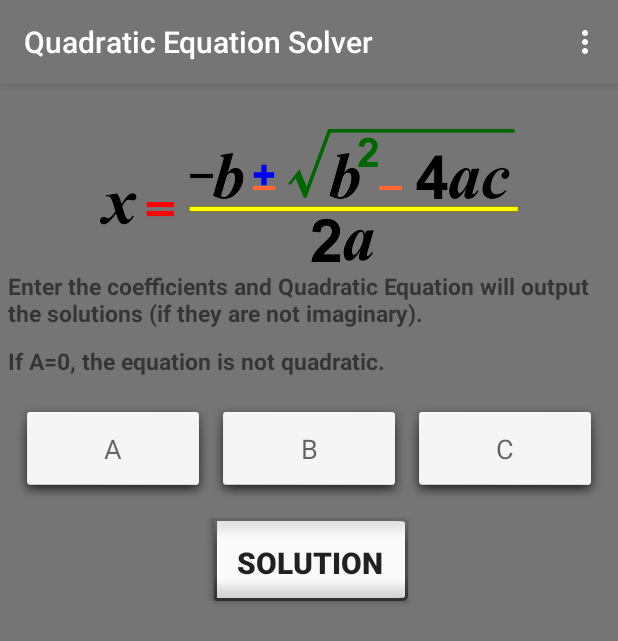
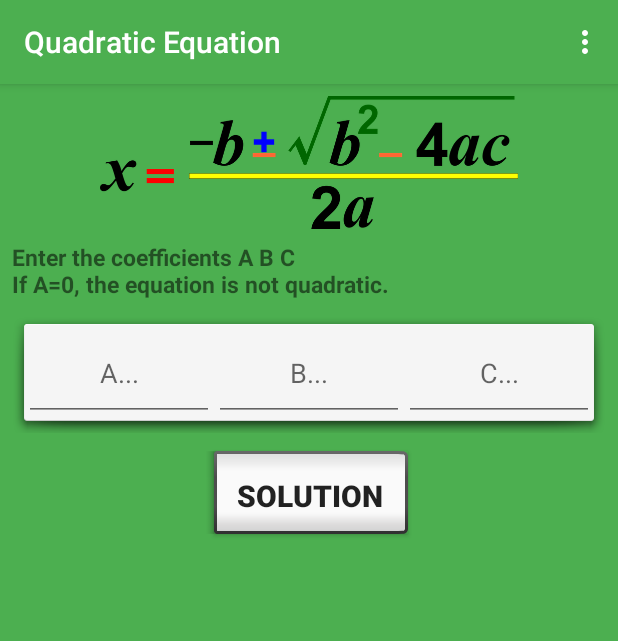
Before and after one commit to M7edshin/android-quadratic-equation-solver-app, an Android app: the screen it shows after launch (MainActivity), on a phone screen of 412 x 824 dp. Shown: the top 641 px of the screen. Run offline under Robolectric (Android 15) with nearby library versions, the phone set to English and light mode, and no system bars; our stand-ins replace AdMob.

Commit message:
UI improvements Code clean

```diff
--- a/app/build.gradle
+++ b/app/build.gradle
@@ -8,8 +8,8 @@ android {
         applicationId "shahin.simplequadraticsolver"
         minSdkVersion 16
         targetSdkVersion 25
-        versionCode 5
-        versionName "1.4"
+        versionCode 6
+        versionName "1.5"
     }
     buildTypes {
         release {
@@ -28,7 +28,7 @@ dependencies {
     compile 'com.google.firebase:firebase-core:11.2.0'
     compile 'com.google.firebase:firebase-ads:11.2.0'
     compile 'com.google.android.gms:play-services-ads:11.2.0'
-
+    compile 'com.android.support.constraint:constraint-layout:1.0.2'
 
 }
 apply plugin: 'com.google.gms.google-services'
--- a/app/src/main/AndroidManifest.xml
+++ b/app/src/main/AndroidManifest.xml
@@ -13,7 +13,6 @@
         <activity
             android:label="@string/app_name"
             android:name=".MainActivity"
-            android:configChanges="orientation|screenSize"
             android:screenOrientation="portrait">
             <intent-filter>
                 <action android:name="android.intent.action.MAIN" />
--- a/app/src/main/java/shahin/simplequadraticsolver/MainActivity.java
+++ b/app/src/main/java/shahin/simplequadraticsolver/MainActivity.java
@@ -28,7 +28,6 @@ public class MainActivity extends AppCompatActivity {
     MediaPlayer mPlayer;
     Button btnRound;
     LinearLayout linearLayout_extra;
-    private AdView mAdView;
 
     //Variable Declaration
     double sol1, sol2;
@@ -57,7 +56,7 @@ public class MainActivity extends AppCompatActivity {
 
         MobileAds.initialize(this, "ca-app-pub-1885749404874590~5960525662");
 
-        mAdView = (AdView) findViewById(R.id.adView);
+        AdView mAdView = (AdView) findViewById(R.id.adView);
         AdRequest adRequest = new AdRequest.Builder().build();
         mAdView.loadAd(adRequest);
 
@@ -74,8 +73,8 @@ public class MainActivity extends AppCompatActivity {
     public boolean onOptionsItemSelected(MenuItem item) {
         switch (item.getItemId()) {
 
-            case R.id.action_rate:
-                rateApp();
+            case R.id.action_report_suggest:
+                sendEmail(getString(R.string.action_suggestion));
                 return true;
 
             case R.id.action_equation_info:
@@ -85,15 +84,6 @@ public class MainActivity extends AppCompatActivity {
                 if (intent.resolveActivity(getPackageManager()) != null) {
                     startActivity(intent);
                 }
-                return true;
-
-            case R.id.action_report_suggest:
-                sendEmail("Suggest a feature, recommendation or report a bug");
-                return true;
-
-            case R.id.action_exit:
-                finish();
-                System.exit(0);
                 return true;
         }
         return super.onOptionsItemSelected(item);
--- a/app/src/main/res/layout/activity_main.xml
+++ b/app/src/main/res/layout/activity_main.xml
@@ -1,12 +1,13 @@
 <?xml version="1.0" encoding="utf-8"?>
 
-<LinearLayout xmlns:android="http://schemas.android.com/apk/res/android"
+<android.support.constraint.ConstraintLayout xmlns:android="http://schemas.android.com/apk/res/android"
+    xmlns:app="http://schemas.android.com/apk/res-auto"
     xmlns:tools="http://schemas.android.com/tools"
     android:layout_width="match_parent"
     android:layout_height="match_parent"
     android:orientation="vertical"
     tools:context="shahin.simplequadraticsolver.MainActivity"
-    android:background="@color/colorWhite"
+    android:background="@color/colorPrimary"
     android:focusable="true"
     android:focusableInTouchMode="true">
 
@@ -14,37 +15,51 @@
         android:id="@+id/adView"
         android:layout_width="match_parent"
         android:layout_height="wrap_content"
-        android:layout_centerHorizontal="true"
-        android:layout_alignParentBottom="true"
+        android:layout_marginBottom="8dp"
+        android:layout_marginEnd="8dp"
+        android:layout_marginStart="8dp"
         ads:adSize="BANNER"
-        ads:adUnitId="ca-app-pub-1885749404874590/6878855663"></com.google.android.gms.ads.AdView>
+        ads:adUnitId="ca-app-pub-1885749404874590/6878855663"
+        ads:layout_constraintBottom_toBottomOf="parent"
+        ads:layout_constraintEnd_toEndOf="parent"
+        ads:layout_constraintStart_toStartOf="parent" />
 
     <ImageView
+        android:id="@+id/imgE"
         android:layout_width="wrap_content"
         android:layout_height="wrap_content"
-        android:id="@+id/imgE"
+        android:layout_gravity="center_horizontal"
+        android:layout_marginEnd="8dp"
+        android:layout_marginStart="8dp"
+        android:layout_marginTop="8dp"
         android:src="@drawable/img_formula"
-        android:layout_gravity="center_horizontal"
-        android:layout_marginTop="@dimen/margin_top_30" />
+        app:layout_constraintEnd_toEndOf="parent"
+        app:layout_constraintStart_toStartOf="parent"
+        app:layout_constraintTop_toTopOf="parent" />
 
     <TextView
         android:id="@+id/tvInfo"
+        style="@style/StyleGeneral"
         android:layout_width="wrap_content"
         android:layout_height="wrap_content"
+        android:layout_marginStart="8dp"
+        android:layout_marginTop="8dp"
         android:text="@string/str_v_description"
-        style="@style/StyleGeneral" />
-
-    <TextView
-        android:layout_width="wrap_content"
-        android:layout_height="wrap_content"
-        android:text="@string/str_v_equation_not_valid"
-        style="@style/StyleGeneral" />
+        app:layout_constraintStart_toStartOf="parent"
+        app:layout_constraintTop_toBottomOf="@+id/imgE" />
 
     <LinearLayout
+        android:id="@+id/linearLayout"
         android:layout_width="match_parent"
         android:layout_height="wrap_content"
+        android:layout_marginEnd="8dp"
+        android:layout_marginStart="8dp"
+        android:layout_marginTop="8dp"
+        android:background="@android:drawable/dialog_holo_light_frame"
         android:orientation="horizontal"
-        android:layout_margin="10dp">
+        app:layout_constraintEnd_toEndOf="parent"
+        app:layout_constraintStart_toStartOf="parent"
+        app:layout_constraintTop_toBottomOf="@+id/tvInfo">
 
         <EditText
             android:id="@+id/txtA"
@@ -54,31 +69,28 @@
             android:gravity="center"
             android:hint="@string/str_v_a"
             android:inputType="numberSigned|numberDecimal"
-            android:background="@android:drawable/dialog_holo_light_frame"
             android:padding="20dp" />
 
         <EditText
             android:id="@+id/txtB"
             android:layout_width="0dp"
+            android:layout_height="wrap_content"
             android:layout_weight="1"
-            android:layout_height="wrap_content"
+            android:gravity="center"
             android:hint="@string/str_v_b"
-            android:gravity="center"
+            android:inputType="numberSigned|numberDecimal"
             android:minLines="0"
-            android:inputType="numberSigned|numberDecimal"
-            android:background="@android:drawable/dialog_holo_light_frame"
             android:padding="20dp" />
 
         <EditText
             android:id="@+id/txtC"
             android:layout_width="0dp"
+            android:layout_height="wrap_content"
             android:layout_weight="1"
-            android:layout_height="wrap_content"
+            android:gravity="center"
             android:hint="@string/str_v_c"
-            android:gravity="center"
+            android:inputType="numberSigned|numberDecimal"
             android:minLines="0"
-            android:inputType="numberSigned|numberDecimal"
-            android:background="@android:drawable/dialog_holo_light_frame"
             android:padding="20dp" />
 
     </LinearLayout>
@@ -88,40 +100,63 @@
         style="@android:style/Widget.DeviceDefault.Light.Button.Inset"
         android:layout_width="wrap_content"
         android:layout_height="wrap_content"
+        android:layout_gravity="center_horizontal"
+        android:layout_marginEnd="8dp"
+        android:layout_marginStart="8dp"
+        android:layout_marginTop="8dp"
+        android:onClick="solve"
+        android:padding="20dp"
         android:text="@string/str_v_solve"
-        android:layout_gravity="center_horizontal"
-        android:onClick="solve"
         android:textSize="@dimen/size_20"
         android:textStyle="bold"
-        android:padding="20dp" />
+        app:layout_constraintEnd_toEndOf="parent"
+        app:layout_constraintStart_toStartOf="parent"
+        app:layout_constraintTop_toBottomOf="@+id/linearLayout" />
 
     <TextView
+        android:id="@+id/tvReason"
+        style="@style/StyleGeneral"
         android:layout_width="wrap_content"
         android:layout_height="wrap_content"
+        android:layout_marginStart="8dp"
         android:text="@string/str_v_reason"
-        android:id="@+id/tvReason"
-        style="@style/StyleGeneral" />
+        app:layout_constraintStart_toStartOf="parent"
+        app:layout_constraintTop_toBottomOf="@+id/btnSolution" />
 
     <TextView
+        android:id="@+id/tvSol1"
+        style="@style/StyleGeneral"
+        android:layout_width="wrap_content"
+        android:layout_height="22dp"
+        android:layout_marginStart="8dp"
+        android:layout_marginTop="8dp"
+        android:text="@string/str_sol"
+        app:layout_constraintStart_toStartOf="parent"
+        app:layout_constraintTop_toBottomOf="@+id/tvReason" />
+
+    <TextView
+        android:id="@+id/tvSol2"
+        style="@style/StyleGeneral"
         android:layout_width="wrap_content"
         android:layout_height="wrap_content"
+        android:layout_marginStart="8dp"
+        android:layout_marginTop="8dp"
         android:text="@string/str_sol"
-        android:id="@+id/tvSol1"
-        style="@style/StyleGeneral" />
-
-    <TextView
-        android:layout_width="wrap_content"
-        android:layout_height="wrap_content"
-        android:text="@string/str_sol"
-        android:id="@+id/tvSol2"
-        style="@style/StyleGeneral" />
+        app:layout_constraintStart_toStartOf="parent"
+        app:layout_constraintTop_toBottomOf="@+id/tvSol1" />
 
     <LinearLayout
         android:id="@+id/linearLayout_extra"
         android:layout_width="wrap_content"
         android:layout_height="wrap_content"
+        android:layout_gravity="center"
+        android:layout_marginEnd="8dp"
+        android:layout_marginStart="8dp"
+        android:layout_marginTop="8dp"
         android:orientation="horizontal"
-        android:layout_gravity="center">
+        app:layout_constraintEnd_toEndOf="parent"
+        app:layout_constraintStart_toStartOf="parent"
+        app:layout_constraintTop_toBottomOf="@+id/tvSol2">
 
         <Button
             android:id="@+id/btnRound"
@@ -148,4 +183,4 @@
     </LinearLayout>
 
 
-</LinearLayout>
+</android.support.constraint.ConstraintLayout>
--- a/app/src/main/res/menu/menu_options.xml
+++ b/app/src/main/res/menu/menu_options.xml
@@ -2,26 +2,16 @@
     xmlns:app="http://schemas.android.com/apk/res-auto">
 
     <item
-        android:id="@+id/action_rate"
-        android:orderInCategory="100"
-        android:title="Rate - Feedback"
-        app:showAsAction="never" />
-
-    <item
         android:id="@+id/action_equation_info"
         android:orderInCategory="100"
-        android:title="About the Quadratic Equation"
+        android:title="@string/action_about"
         app:showAsAction="never" />
 
     <item
         android:id="@+id/action_report_suggest"
         android:orderInCategory="100"
-        android:title="Report or Suggest"
+        android:title="@string/action_report"
         app:showAsAction="never" />
 
-    <item
-        android:id="@+id/action_exit"
-        android:orderInCategory="101"
-        android:title="Exit" />
 
 </menu>
--- a/app/src/main/res/values/colors.xml
+++ b/app/src/main/res/values/colors.xml
@@ -1,7 +1,6 @@
 <?xml version="1.0" encoding="utf-8"?>
 <resources>
-    <color name="colorPrimary">#757575</color>
-    <color name="colorPrimaryDark">#757575</color>
-    <color name="colorAccent">#757575</color>
-    <color name="colorWhite">#757575</color>
+    <color name="colorPrimary">#4CAF50</color>
+    <color name="colorPrimaryDark">#4CAF50</color>
+    <color name="colorAccent">#FF5722</color>
 </resources>
--- a/app/src/main/res/values/strings.xml
+++ b/app/src/main/res/values/strings.xml
@@ -1,10 +1,9 @@
 <resources>
-    <string name="app_name">Quadratic Equation Solver</string>
-    <string name="str_v_description">Enter the coefficients and Quadratic Equation will output the solutions (if they are not imaginary).</string>
-    <string name="str_v_equation_not_valid">If A=0, the equation is not quadratic.</string>
-    <string name="str_v_a">A</string>
-    <string name="str_v_b">B</string>
-    <string name="str_v_c">C</string>
+    <string name="app_name">Quadratic Equation</string>
+    <string name="str_v_description">Enter the coefficients A B C\nIf A=0, the equation is not quadratic.</string>
+    <string name="str_v_a">A...</string>
+    <string name="str_v_b">B...</string>
+    <string name="str_v_c">C...</string>
     <string name="str_v_reason">Reason</string>
     <string name="str_sol">Solution</string>
     <string name="str_v_round">Round</string>
@@ -12,7 +11,7 @@
     <string name="str_coefficient">Please enter value for coefficient A. If A=0, the equation is not quadratic!!</string>
     <string name="str_two_solution">There are two solution because the discriminant is greater than Zero</string>
     <string name="str_one_solution">There is only one solution because the discriminant is equal to Zero</string>
-    <string name="str_no_solution">There is no real solution becasue the discriminant is less than Zero. Complex(imaginary)roots!!</string>
+    <string name="str_no_solution">There is no real solution because the discriminant is less than Zero. Complex(imaginary)roots!!</string>
     <string name="str_x">X=</string>
     <string name="str_x_positive">X ( + )  =</string>
     <string name="str_x_negative">X ( - )   =</string>
@@ -20,4 +19,7 @@
     <string name="str_positive_equal">X ( + )  =</string>
     <string name="str_negative_equal">X ( - )  =</string>
     <string name="str_clear">Clear</string>
+    <string name="action_suggestion">Suggest a feature, recommendation or report a bug</string>
+    <string name="action_about">About the Quadratic Equation</string>
+    <string name="action_report">Report or Suggest</string>
 </resources>
--- a/app/src/main/res/values/styles.xml
+++ b/app/src/main/res/values/styles.xml
@@ -3,14 +3,13 @@
     <!-- Base application theme. -->
     <style name="AppTheme" parent="Theme.AppCompat.Light.DarkActionBar">
         <!-- Customize your theme here. -->
-        <item name="colorPrimary">#757575</item>
-        <item name="colorPrimaryDark">#757575</item>
-        <item name="colorAccent">#757575</item>
+        <item name="colorPrimary">@color/colorPrimary</item>
+        <item name="colorPrimaryDark">@color/colorPrimaryDark</item>
+        <item name="colorAccent">@color/colorAccent</item>
     </style>
 
     <style name="StyleGeneral">
         <item name="android:textSize">15sp</item>
-        <item name="android:layout_margin">5dp</item>
         <item name="android:textStyle">bold</item>
     </style>
 
```
Also changed, not shown: build.gradle (+5 -2 lines), gradle/wrapper/gradle-wrapper.properties.
